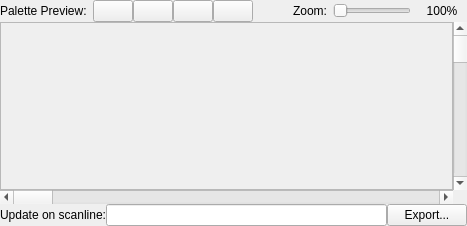
Qt form viewers/chr-rom/chrromdisplaydialog.ui (christopherpow/nesicide) before a commit.
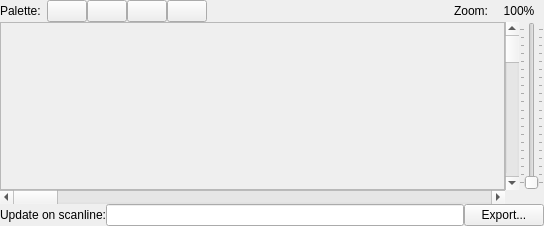
The same form after that commit. Custom widgets are drawn as their Qt base class.

What changed in the file:
```diff
--- a/viewers/chr-rom/chrromdisplaydialog.ui
+++ b/viewers/chr-rom/chrromdisplaydialog.ui
@@ -6,7 +6,7 @@
    <rect>
     <x>0</x>
     <y>0</y>
-    <width>467</width>
+    <width>544</width>
     <height>226</height>
    </rect>
   </property>
@@ -20,30 +20,30 @@
    <property name="spacing">
     <number>0</number>
    </property>
-   <item row="1" column="0" colspan="2">
-    <widget class="QFrame" name="frame">
-     <property name="sizePolicy">
-      <sizepolicy hsizetype="Preferred" vsizetype="Expanding">
-       <horstretch>0</horstretch>
-       <verstretch>0</verstretch>
-      </sizepolicy>
-     </property>
-     <property name="frameShape">
-      <enum>QFrame::StyledPanel</enum>
-     </property>
-     <property name="frameShadow">
-      <enum>QFrame::Sunken</enum>
-     </property>
-     <layout class="QGridLayout" name="gridLayout_2">
-      <property name="margin">
+   <item row="3" column="0" colspan="4">
+    <layout class="QGridLayout" name="gridLayout_3">
+     <property name="topMargin">
        <number>0</number>
       </property>
-      <property name="spacing">
-       <number>0</number>
-      </property>
-     </layout>
-    </widget>
-   </item>
+     <item row="1" column="1">
+      <widget class="QLineEdit" name="updateScanline"/>
+     </item>
+     <item row="1" column="0">
+      <widget class="QLabel" name="label_3">
+       <property name="text">
+        <string>Update on scanline:</string>
+       </property>
+      </widget>
+     </item>
+     <item row="1" column="2">
+      <widget class="QPushButton" name="exportPushButton">
+       <property name="text">
+        <string>  Export...  </string>
+       </property>
+      </widget>
+     </item>
+     <item row="0" column="0" colspan="3">
+      <layout class="QGridLayout" name="gridLayout_5">
    <item row="0" column="0" colspan="3">
     <layout class="QHBoxLayout" name="horizontalLayout">
      <property name="spacing">
@@ -55,7 +55,7 @@
      <item>
       <widget class="QLabel" name="label">
        <property name="text">
-        <string>Palette Preview:</string>
+            <string>Palette:</string>
        </property>
       </widget>
      </item>
@@ -162,28 +162,6 @@
        </property>
       </widget>
      </item>
-     <item>
-      <widget class="QSlider" name="zoomSlider">
-       <property name="minimum">
-        <number>100</number>
-       </property>
-       <property name="maximum">
-        <number>1000</number>
-       </property>
-       <property name="pageStep">
-        <number>100</number>
-       </property>
-       <property name="orientation">
-        <enum>Qt::Horizontal</enum>
-       </property>
-       <property name="invertedAppearance">
-        <bool>false</bool>
-       </property>
-       <property name="invertedControls">
-        <bool>false</bool>
-       </property>
-      </widget>
-     </item>
      <item>
       <widget class="QLabel" name="zoomValueLabel">
        <property name="sizePolicy">
@@ -214,41 +192,76 @@
      </item>
     </layout>
    </item>
-   <item row="2" column="0" colspan="2">
+       <item row="1" column="0">
+        <widget class="QFrame" name="frame">
+         <property name="sizePolicy">
+          <sizepolicy hsizetype="Preferred" vsizetype="Expanding">
+           <horstretch>0</horstretch>
+           <verstretch>0</verstretch>
+          </sizepolicy>
+         </property>
+         <property name="frameShape">
+          <enum>QFrame::StyledPanel</enum>
+         </property>
+         <property name="frameShadow">
+          <enum>QFrame::Sunken</enum>
+         </property>
+         <layout class="QGridLayout" name="gridLayout_2">
+          <property name="margin">
+           <number>0</number>
+          </property>
+          <property name="spacing">
+           <number>0</number>
+          </property>
+         </layout>
+        </widget>
+       </item>
+       <item row="2" column="0">
     <widget class="QScrollBar" name="horizontalScrollBar">
      <property name="orientation">
       <enum>Qt::Horizontal</enum>
      </property>
     </widget>
    </item>
-   <item row="1" column="2">
+       <item row="1" column="1">
     <widget class="QScrollBar" name="verticalScrollBar">
      <property name="orientation">
       <enum>Qt::Vertical</enum>
      </property>
     </widget>
    </item>
-   <item row="3" column="0" colspan="3">
-    <layout class="QGridLayout" name="gridLayout_3">
-     <property name="topMargin">
-      <number>0</number>
-     </property>
-     <item row="0" column="1">
-      <widget class="QLineEdit" name="updateScanline"/>
-     </item>
-     <item row="0" column="0">
-      <widget class="QLabel" name="label_3">
-       <property name="text">
-        <string>Update on scanline:</string>
-       </property>
-      </widget>
-     </item>
-     <item row="0" column="2">
-      <widget class="QPushButton" name="exportPushButton">
-       <property name="text">
-        <string>  Export...  </string>
-       </property>
-      </widget>
+       <item row="1" column="2">
+        <widget class="QSlider" name="zoomSlider">
+         <property name="minimum">
+          <number>100</number>
+         </property>
+         <property name="maximum">
+          <number>2000</number>
+         </property>
+         <property name="singleStep">
+          <number>100</number>
+         </property>
+         <property name="pageStep">
+          <number>100</number>
+         </property>
+         <property name="orientation">
+          <enum>Qt::Vertical</enum>
+         </property>
+         <property name="invertedAppearance">
+          <bool>false</bool>
+         </property>
+         <property name="invertedControls">
+          <bool>false</bool>
+         </property>
+         <property name="tickPosition">
+          <enum>QSlider::TicksBothSides</enum>
+         </property>
+         <property name="tickInterval">
+          <number>100</number>
+         </property>
+        </widget>
+       </item>
+      </layout>
      </item>
     </layout>
    </item>
```
Lines whose indentation alone changed are shown as unchanged.
